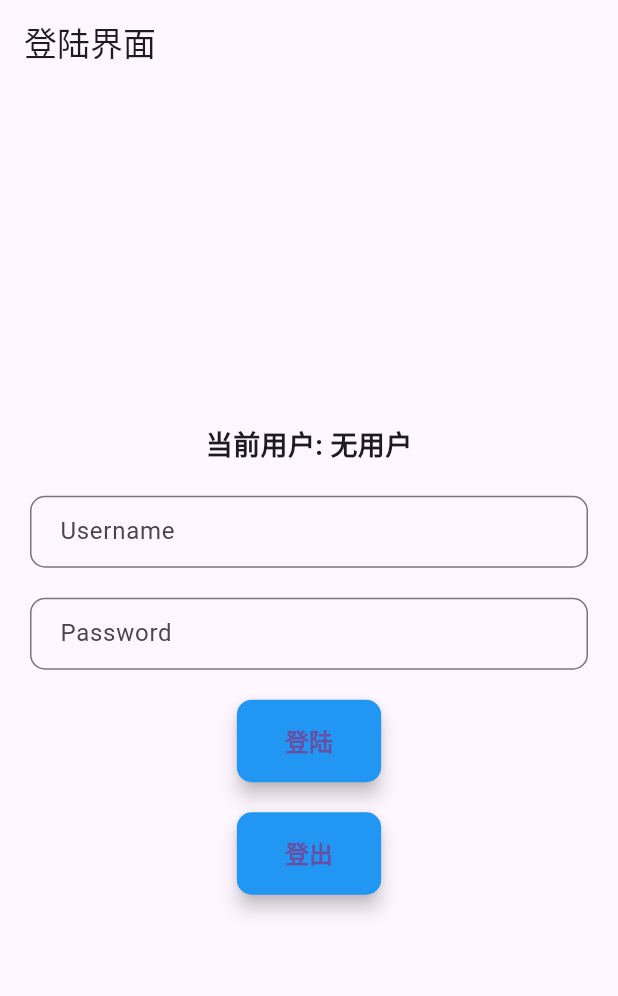
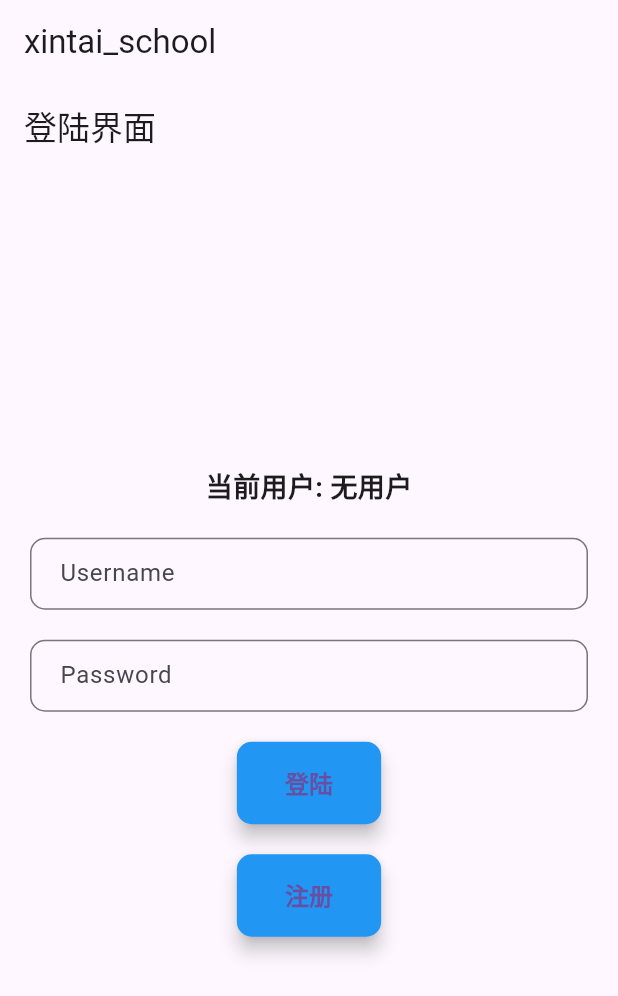
Before and after one commit to kfzzzzzz/xintai_school, a Flutter app: the screen it shows after launch, on a phone screen of 412 x 824 dp. Shown: the top 996 px of the screen. Run offline on Flutter 3.47's test engine with Material 3 defaults, Android fonts, the light colour scheme and no system bars; our stand-ins replace bloc, equatable, flutter_bloc, fluttertoast, lottie, parse_server_sdk_flutter; statements that could not run were skipped; project files that could hold a hidden picture were left out.

Commit message:
@dev #添加注册页 修改服务器地址

```diff
--- /dev/null
+++ b/lib/LoginPage/LoginPage.dart
@@ -0,0 +1,181 @@
+import 'package:flutter/material.dart';
+import 'package:xintai_school/LoginPage/RegisterPage.dart';
+import 'package:xintai_school/ParseManager.dart';
+import 'package:xintai_school/SchoolComputerSys/SchoolComputerSysPage.dart';
+
+class LoginPage extends StatefulWidget {
+  @override
+  _LoginPageState createState() => _LoginPageState();
+}
+
+class _LoginPageState extends State<LoginPage> {
+  final TextEditingController _usernameController = TextEditingController();
+  final TextEditingController _passwordController = TextEditingController();
+  String _currentUser = '';
+
+  @override
+  void initState() {
+    super.initState();
+    _getCurrentUser();
+  }
+
+  @override
+  Widget build(BuildContext context) {
+    return Scaffold(
+      appBar: AppBar(
+        title: const Text('登陆界面'),
+      ),
+      body: Center(
+        child: Padding(
+          padding: const EdgeInsets.all(20.0),
+          child: Column(
+            mainAxisAlignment: MainAxisAlignment.center,
+            children: <Widget>[
+              Text(
+                '当前用户: $_currentUser',
+                style: const TextStyle(
+                  fontSize: 18.0,
+                  fontWeight: FontWeight.bold,
+                ),
+              ),
+              const SizedBox(height: 20.0),
+              TextField(
+                controller: _usernameController,
+                decoration: InputDecoration(
+                  labelText: 'Username',
+                  border: OutlineInputBorder(
+                    borderRadius: BorderRadius.circular(10.0),
+                  ),
+                  contentPadding: const EdgeInsets.symmetric(
+                    vertical: 12.0,
+                    horizontal: 16.0,
+                  ),
+                ),
+              ),
+              const SizedBox(height: 20.0),
+              TextField(
+                controller: _passwordController,
+                obscureText: true,
+                decoration: InputDecoration(
+                  labelText: 'Password',
+                  border: OutlineInputBorder(
+                    borderRadius: BorderRadius.circular(10.0),
+                  ),
+                  contentPadding: const EdgeInsets.symmetric(
+                    vertical: 12.0,
+                    horizontal: 16.0,
+                  ),
+                ),
+              ),
+              const SizedBox(height: 20.0),
+              ElevatedButton(
+                onPressed: () {
+                  _login();
+                },
+                style: ElevatedButton.styleFrom(
+                  backgroundColor: Colors.blue, // 按钮颜色
+                  elevation: 5.0, // 按钮阴影
+                  padding: const EdgeInsets.symmetric(
+                    vertical: 16.0,
+                    horizontal: 32.0,
+                  ),
+                  shape: RoundedRectangleBorder(
+                    borderRadius: BorderRadius.circular(10.0),
+                  ),
+                ),
+                child: const Text(
+                  '登陆',
+                  style: TextStyle(
+                    fontSize: 16.0,
+                    fontWeight: FontWeight.bold,
+                  ),
+                ),
+              ),
+              const SizedBox(height: 20.0),
+              ElevatedButton(
+                onPressed: () async {
+                  Navigator.push(
+                    context,
+                    MaterialPageRoute(builder: (context) => RegisterPage()),
+                  );
+                },
+                style: ElevatedButton.styleFrom(
+                  backgroundColor: Colors.blue, // 按钮颜色
+                  elevation: 5.0, // 按钮阴影
+                  padding: const EdgeInsets.symmetric(
+                    vertical: 16.0,
+                    horizontal: 32.0,
+                  ),
+                  shape: RoundedRectangleBorder(
+                    borderRadius: BorderRadius.circular(10.0),
+                  ),
+                ),
+                child: const Text(
+                  '注册',
+                  style: TextStyle(
+                    fontSize: 16.0,
+                    fontWeight: FontWeight.bold,
+                  ),
+                ),
+              )
+            ],
+          ),
+        ),
+      ),
+    );
+  }
+
+  void _login() async {
+    String username = _usernameController.text;
+    String password = _passwordController.text;
+    String result = await ParseManager().loginUser(username, password);
+    if (result == 'Login successful!') {
+      _getCurrentUser().then((_) {
+        Navigator.pushReplacement(
+          context,
+          MaterialPageRoute(builder: (context) => SchoolComputerSysPage()),
+        );
+      });
+    } else {
+      _handleLoginFailure(result);
+    }
+  }
+
+  Future<void> _logout() async {
+    await ParseManager().logoutUser();
+    _getCurrentUser();
+  }
+
+  Future<void> _getCurrentUser() async {
+    String currentUser = await ParseManager().currentUser();
+    setState(() {
+      _currentUser = currentUser;
+      if (_currentUser != '无用户') {
+        Navigator.pushReplacement(
+          context,
+          MaterialPageRoute(builder: (context) => SchoolComputerSysPage()),
+        );
+      }
+    });
+  }
+
+  void _handleLoginFailure(String failureReason) {
+    showDialog(
+      context: context,
+      builder: (BuildContext dialogContext) {
+        return AlertDialog(
+          title: Text('Login Failed'),
+          content: Text(failureReason),
+          actions: <Widget>[
+            TextButton(
+              onPressed: () {
+                Navigator.of(dialogContext).pop();
+              },
+              child: Text('OK'),
+            ),
+          ],
+        );
+      },
+    );
+  }
+}
--- a/lib/SchoolComputerSys/Prase/SchoolComputerParseManager.dart
+++ b/lib/SchoolComputerSys/Prase/SchoolComputerParseManager.dart
@@ -74,6 +74,10 @@ class SchoolComputerParseManager {
     computer.state = state;
     computer.row = row;
     computer.column = column;
+
+    if (row == 0 || column == 0) {
+      return;
+    }
 
     // 检查数据库中是否存在与新计算机对象的关联、行和列都不重叠的计算机对象
     QueryBuilder<ParseObject> queryBuilder =
--- a/lib/main.dart
+++ b/lib/main.dart
@@ -1,6 +1,7 @@
+import 'package:flutter/foundation.dart';
 import 'package:flutter/material.dart';
+import 'package:xintai_school/LoginPage/LoginPage.dart';
 import 'package:xintai_school/ParseManager.dart';
-import 'package:xintai_school/SchoolComputerSys/SchoolComputerSysPage.dart';
 
 Future<void> main() async {
   WidgetsFlutterBinding.ensureInitialized();
@@ -16,181 +17,33 @@
       theme: ThemeData(
         primarySwatch: Colors.blue,
       ),
-      home: LoginPage(),
+      home: Builder(
+        builder: (BuildContext context) {
+          return Scaffold(
+            appBar: AppBar(
+              title: Text('xintai_school'),
+            ),
+            body: LoginPage(),
+            bottomNavigationBar: kIsWeb ? BottomBar() : null,
+          );
+        },
+      ),
     );
   }
 }
 
-class LoginPage extends StatefulWidget {
-  @override
-  _LoginPageState createState() => _LoginPageState();
-}
-
-class _LoginPageState extends State<LoginPage> {
-  final TextEditingController _usernameController = TextEditingController();
-  final TextEditingController _passwordController = TextEditingController();
-  String _currentUser = '';
-
-  @override
-  void initState() {
-    super.initState();
-    _getCurrentUser();
-  }
-
+class BottomBar extends StatelessWidget {
   @override
   Widget build(BuildContext context) {
-    return Scaffold(
-      appBar: AppBar(
-        title: const Text('登陆界面'),
-      ),
-      body: Center(
-        child: Padding(
-          padding: const EdgeInsets.all(20.0),
-          child: Column(
-            mainAxisAlignment: MainAxisAlignment.center,
-            children: <Widget>[
-              Text(
-                '当前用户: $_currentUser',
-                style: const TextStyle(
-                  fontSize: 18.0,
-                  fontWeight: FontWeight.bold,
-                ),
-              ),
-              const SizedBox(height: 20.0),
-              TextField(
-                controller: _usernameController,
-                decoration: InputDecoration(
-                  labelText: 'Username',
-                  border: OutlineInputBorder(
-                    borderRadius: BorderRadius.circular(10.0),
-                  ),
-                  contentPadding: const EdgeInsets.symmetric(
-                    vertical: 12.0,
-                    horizontal: 16.0,
-                  ),
-                ),
-              ),
-              const SizedBox(height: 20.0),
-              TextField(
-                controller: _passwordController,
-                obscureText: true,
-                decoration: InputDecoration(
-                  labelText: 'Password',
-                  border: OutlineInputBorder(
-                    borderRadius: BorderRadius.circular(10.0),
-                  ),
-                  contentPadding: const EdgeInsets.symmetric(
-                    vertical: 12.0,
-                    horizontal: 16.0,
-                  ),
-                ),
-              ),
-              const SizedBox(height: 20.0),
-              ElevatedButton(
-                onPressed: () {
-                  _login();
-                },
-                style: ElevatedButton.styleFrom(
-                  backgroundColor: Colors.blue, // 按钮颜色
-                  elevation: 5.0, // 按钮阴影
-                  padding: const EdgeInsets.symmetric(
-                    vertical: 16.0,
-                    horizontal: 32.0,
-                  ),
-                  shape: RoundedRectangleBorder(
-                    borderRadius: BorderRadius.circular(10.0),
-                  ),
-                ),
-                child: const Text(
-                  '登陆',
-                  style: TextStyle(
-                    fontSize: 16.0,
-                    fontWeight: FontWeight.bold,
-                  ),
-                ),
-              ),
-              const SizedBox(height: 20.0),
-              ElevatedButton(
-                onPressed: () async {
-                  await _logout();
-                },
-                style: ElevatedButton.styleFrom(
-                  backgroundColor: Colors.blue, // 按钮颜色
-                  elevation: 5.0, // 按钮阴影
-                  padding: const EdgeInsets.symmetric(
-                    vertical: 16.0,
-                    horizontal: 32.0,
-                  ),
-                  shape: RoundedRectangleBorder(
-                    borderRadius: BorderRadius.circular(10.0),
-                  ),
-                ),
-                child: const Text(
-                  '登出',
-                  style: TextStyle(
-                    fontSize: 16.0,
-                    fontWeight: FontWeight.bold,
-                  ),
-                ),
-              )
-            ],
-          ),
+    return BottomAppBar(
+      child: Container(
+        height: 50,
+        alignment: Alignment.center,
+        child: Text(
+          'ICP备案号：闽ICP备2024036290号-1',
+          style: TextStyle(fontSize: 16),
         ),
       ),
     );
   }
-
-  void _login() async {
-    String username = _usernameController.text;
-    String password = _passwordController.text;
-    String result = await ParseManager().loginUser(username, password);
-    if (result == 'Login successful!') {
-      _getCurrentUser().then((_) {
-        Navigator.pushReplacement(
-          context,
-          MaterialPageRoute(builder: (context) => SchoolComputerSysPage()),
-        );
-      });
-    } else {
-      _handleLoginFailure(result);
-    }
-  }
-
-  Future<void> _logout() async {
-    await ParseManager().logoutUser();
-    _getCurrentUser();
-  }
-
-  Future<void> _getCurrentUser() async {
-    String currentUser = await ParseManager().currentUser();
-    setState(() {
-      _currentUser = currentUser;
-      if (_currentUser != '无用户') {
-        Navigator.pushReplacement(
-          context,
-          MaterialPageRoute(builder: (context) => SchoolComputerSysPage()),
-        );
-      }
-    });
-  }
-
-  void _handleLoginFailure(String failureReason) {
-    showDialog(
-      context: context,
-      builder: (BuildContext dialogContext) {
-        return AlertDialog(
-          title: Text('Login Failed'),
-          content: Text(failureReason),
-          actions: <Widget>[
-            TextButton(
-              onPressed: () {
-                Navigator.of(dialogContext).pop();
-              },
-              child: Text('OK'),
-            ),
-          ],
-        );
-      },
-    );
-  }
 }
```
Also changed, not shown: lib/LoginPage/RegisterPage.dart (added, +115 -0 lines), lib/ParseManager.dart (+18 -1 lines), lib/SchoolComputerSys/SchoolComputerSysPage.dart (+8 -2 lines).
